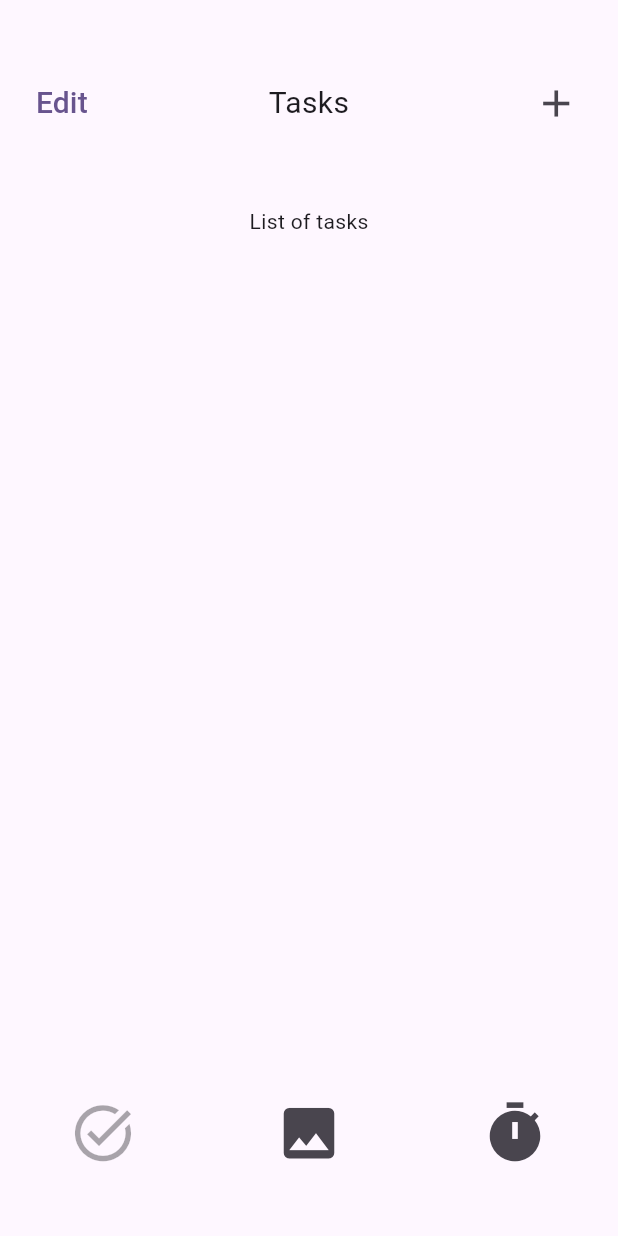
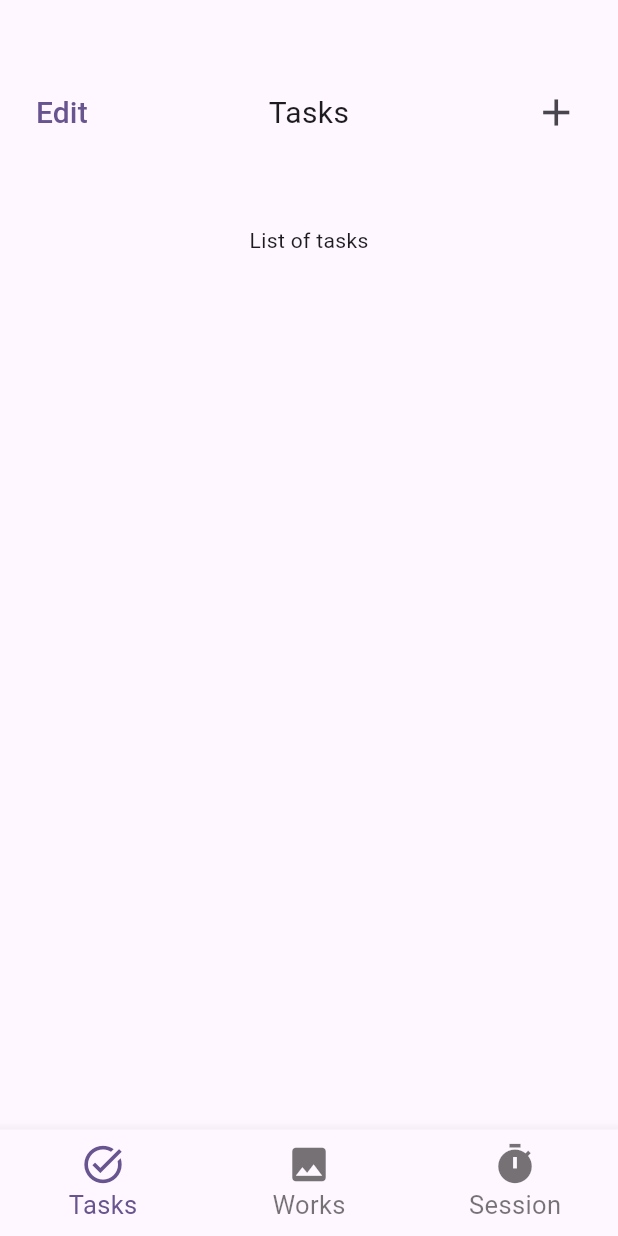
Before and after one commit to kiennguyenGH/CritiqueCorner, a Flutter app: the screen it shows after launch, on a phone screen of 412 x 824 dp. Run offline on Flutter 3.47's test engine with Material 3 defaults, Android fonts, the light colour scheme and no system bars.

Commit message:
Implement navigation

```diff
--- /dev/null
+++ b/lib/home.dart
@@ -0,0 +1,48 @@
+import 'package:critique_corner/session.dart';
+import 'package:critique_corner/tasks.dart';
+import 'package:critique_corner/works.dart';
+import 'package:flutter/material.dart';
+
+class HomePage extends StatefulWidget {
+  const HomePage({super.key});
+
+  @override
+  State<HomePage> createState() => _HomePageState();
+}
+
+class _HomePageState extends State<HomePage> {
+
+  int _index = 0;
+
+  void _navigate(int index)
+  {
+    setState(() {
+      _index = index;
+    });
+  }
+
+  final List<Widget> _pages = [
+    TaskPage(),
+    WorksPage(),
+    SessionPage()
+  ];
+
+  @override
+  Widget build(BuildContext context) {
+    return Scaffold(
+      body: _pages[_index],
+      bottomNavigationBar: BottomNavigationBar(
+        iconSize: 30,
+        selectedFontSize: 17,
+        unselectedFontSize: 17,
+        currentIndex: _index,
+        onTap: _navigate,
+        items: const [
+          BottomNavigationBarItem(icon: Icon(Icons.task_alt), label: "Tasks"),
+          BottomNavigationBarItem(icon: Icon(Icons.image), label: "Works"),
+          BottomNavigationBarItem(icon: Icon(Icons.timer), label: "Session"),
+        ]
+      )
+    );
+  }
+}
--- a/lib/main.dart
+++ b/lib/main.dart
@@ -1,4 +1,4 @@
-import 'package:critique_corner/tasks.dart';
+import 'package:critique_corner/home.dart';
 import 'package:flutter/material.dart';
 
 void main() {
@@ -32,7 +32,7 @@ class MyApp extends StatelessWidget {
         colorScheme: ColorScheme.fromSeed(seedColor: Colors.deepPurple),
         useMaterial3: true,
       ),
-      home: const TasksProfilePage(),
+      home: const HomePage(),
     );
   }
 }
--- a/lib/tasks.dart
+++ b/lib/tasks.dart
@@ -1,13 +1,16 @@
+import 'package:critique_corner/session.dart';
+import 'package:critique_corner/works.dart';
 import 'package:flutter/material.dart';
 
-class TasksProfilePage extends StatefulWidget {
-  const TasksProfilePage({super.key});
+class TaskPage extends StatefulWidget {
+  const TaskPage({super.key});
 
   @override
-  State<TasksProfilePage> createState() => _TasksProfilePageState();
+  State<TaskPage> createState() => _TaskPage();
 }
 
-class _TasksProfilePageState extends State<TasksProfilePage> {
+class _TaskPage extends State<TaskPage> {
+
   @override
   Widget build(BuildContext context) {
     return Scaffold(
@@ -55,34 +58,6 @@ class _TasksProfilePageState extends State<TasksProfilePage> {
               ],
             ),
           ),
-          Expanded(
-            flex:15,
-            child: Row(
-              children: [
-                const Expanded(
-                  child: IconButton(
-                      iconSize: 45,
-                      onPressed: null,
-                      icon: Icon(Icons.task_alt)
-                  ),
-                ),
-                Expanded(
-                  child: IconButton(
-                      iconSize: 45,
-                      onPressed: () {},
-                      icon: const Icon(Icons.image)
-                  ),
-                ),
-                Expanded(
-                  child: IconButton(
-                      iconSize: 45,
-                      onPressed: () {},
-                      icon: const Icon(Icons.timer)
-                  ),
-                ),
-              ],
-            ),
-          )
         ],
       ),
     );
```
Also changed, not shown: lib/session.dart (added, +19 -0 lines), lib/works.dart (added, +19 -0 lines).
